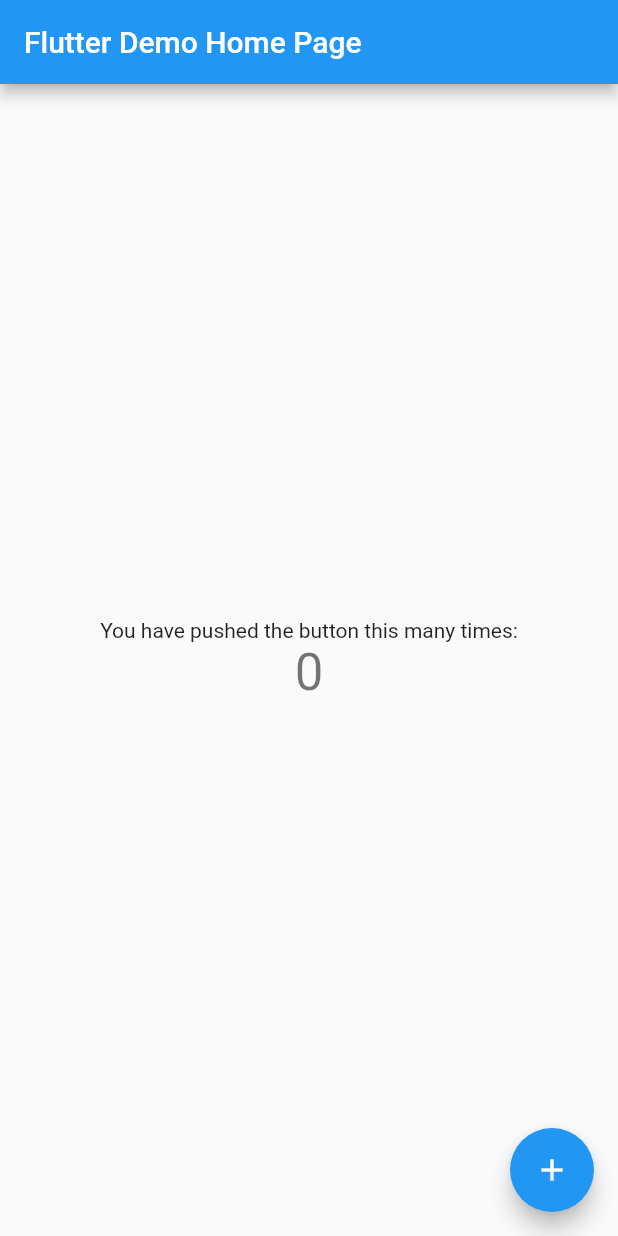
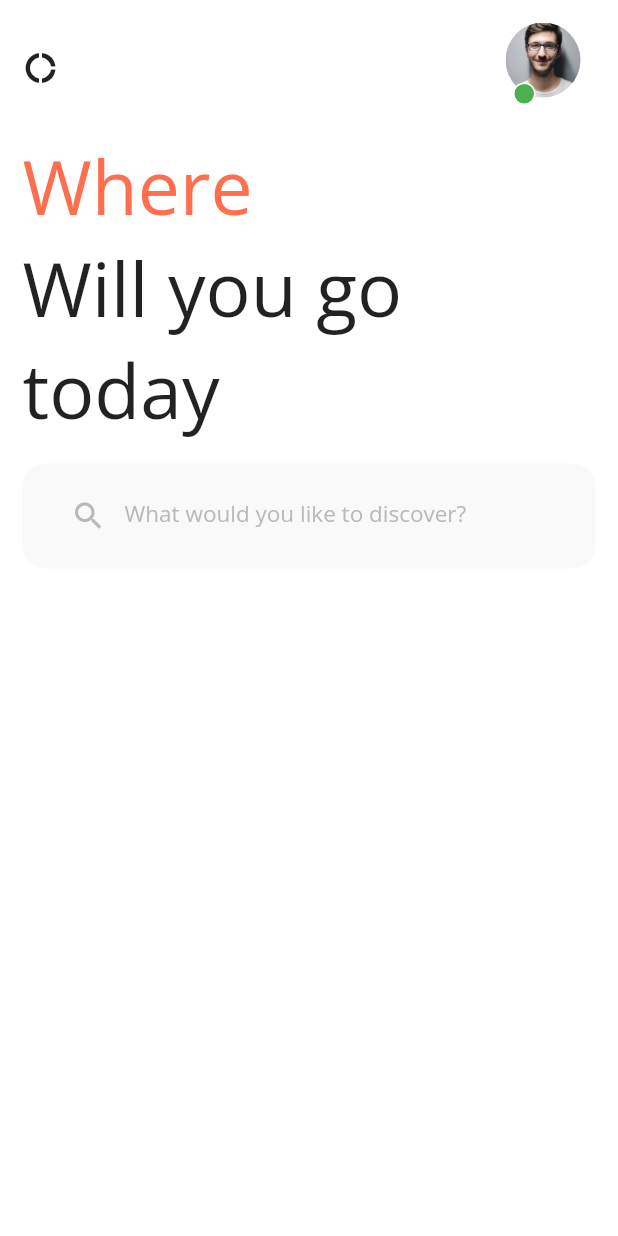
Before and after one commit to tianna1121/flutter_travel_ui, a Flutter app: the screen it shows after launch, on a phone screen of 412 x 824 dp. Run offline on Flutter 3.47's test engine with Material 2 defaults, Android fonts, the phone set to English and light mode, and no system bars.

Commit message:
add images and fonts

```diff
--- a/lib/main.dart
+++ b/lib/main.dart
@@ -3,109 +3,129 @@ import 'package:flutter/material.dart';
 void main() => runApp(MyApp());
 
 class MyApp extends StatelessWidget {
-  // This widget is the root of your application.
   @override
   Widget build(BuildContext context) {
     return MaterialApp(
-      title: 'Flutter Demo',
-      theme: ThemeData(
-        // This is the theme of your application.
-        //
-        // Try running your application with "flutter run". You'll see the
-        // application has a blue toolbar. Then, without quitting the app, try
-        // changing the primarySwatch below to Colors.green and then invoke
-        // "hot reload" (press "r" in the console where you ran "flutter run",
-        // or simply save your changes to "hot reload" in a Flutter IDE).
-        // Notice that the counter didn't reset back to zero; the application
-        // is not restarted.
-        primarySwatch: Colors.blue,
-      ),
-      home: MyHomePage(title: 'Flutter Demo Home Page'),
+      home: MyHomePage(),
+      debugShowCheckedModeBanner: false,
     );
   }
 }
 
 class MyHomePage extends StatefulWidget {
-  MyHomePage({Key key, this.title}) : super(key: key);
-
-  // This widget is the home page of your application. It is stateful, meaning
-  // that it has a State object (defined below) that contains fields that affect
-  // how it looks.
-
-  // This class is the configuration for the state. It holds the values (in this
-  // case the title) provided by the parent (in this case the App widget) and
-  // used by the build method of the State. Fields in a Widget subclass are
-  // always marked "final".
-
-  final String title;
-
   @override
   _MyHomePageState createState() => _MyHomePageState();
 }
 
 class _MyHomePageState extends State<MyHomePage> {
-  int _counter = 0;
-
-  void _incrementCounter() {
-    setState(() {
-      // This call to setState tells the Flutter framework that something has
-      // changed in this State, which causes it to rerun the build method below
-      // so that the display can reflect the updated values. If we changed
-      // _counter without calling setState(), then the build method would not be
-      // called again, and so nothing would appear to happen.
-      _counter++;
-    });
-  }
-
   @override
   Widget build(BuildContext context) {
-    // This method is rerun every time setState is called, for instance as done
-    // by the _incrementCounter method above.
-    //
-    // The Flutter framework has been optimized to make rerunning build methods
-    // fast, so that you can just rebuild anything that needs updating rather
-    // than having to individually change instances of widgets.
     return Scaffold(
-      appBar: AppBar(
-        // Here we take the value from the MyHomePage object that was created by
-        // the App.build method, and use it to set our appbar title.
-        title: Text(widget.title),
+      backgroundColor: Colors.white,
+      body: ListView(
+        children: <Widget>[
+          Padding(
+            padding: const EdgeInsets.all(15.0),
+            child: Row(
+              mainAxisAlignment: MainAxisAlignment.spaceBetween,
+              crossAxisAlignment: CrossAxisAlignment.center,
+              children: <Widget>[
+                Icon(Icons.donut_large),
+                Stack(
+                  children: <Widget>[
+                    Container(
+                      height: 60.0,
+                      width: 60.0,
                     ),
-      body: Center(
-        // Center is a layout widget. It takes a single child and positions it
-        // in the middle of the parent.
+                    Container(
+                      height: 50.0,
+                      width: 50.0,
+                      decoration: BoxDecoration(
+                          image: DecorationImage(
+                              image: AssetImage('assets/images/profilepic.jpg'),
+                              fit: BoxFit.cover),
+                          borderRadius: BorderRadius.circular(25.0)),
+                    ),
+                    Positioned(
+                      left: 5.0,
+                      top: 40.0,
+                      child: Container(
+                        height: 15.0,
+                        width: 15.0,
+                        decoration: BoxDecoration(
+                            borderRadius: BorderRadius.circular(7.5),
+                            color: Colors.green,
+                            border: Border.all(
+                                color: Colors.white,
+                                style: BorderStyle.solid,
+                                width: 1.0)),
+                      ),
+                    )
+                  ],
+                )
+              ],
+            ),
+          ),
+          Padding(
+            padding: const EdgeInsets.only(left: 15.0),
             child: Column(
-          // Column is also a layout widget. It takes a list of children and
-          // arranges them vertically. By default, it sizes itself to fit its
-          // children horizontally, and tries to be as tall as its parent.
-          //
-          // Invoke "debug painting" (press "p" in the console, choose the
-          // "Toggle Debug Paint" action from the Flutter Inspector in Android
-          // Studio, or the "Toggle Debug Paint" command in Visual Studio Code)
-          // to see the wireframe for each widget.
-          //
-          // Column has various properties to control how it sizes itself and
-          // how it positions its children. Here we use mainAxisAlignment to
-          // center the children vertically; the main axis here is the vertical
-          // axis because Columns are vertical (the cross axis would be
-          // horizontal).
-          mainAxisAlignment: MainAxisAlignment.center,
+              crossAxisAlignment: CrossAxisAlignment.start,
               children: <Widget>[
                 Text(
-              'You have pushed the button this many times:',
+                  'Where',
+                  style: TextStyle(
+                    fontFamily: 'Opensans',
+                    fontSize: 50.0,
+                    color: Color(0xFFFD6F4F),
+                  ),
                 ),
                 Text(
-              '$_counter',
-              style: Theme.of(context).textTheme.display1,
+                  'Will you go',
+                  style: TextStyle(
+                    fontFamily: 'Opensans',
+                    fontSize: 50.0,
+                  ),
+                ),
+                Text(
+                  'today',
+                  style: TextStyle(
+                    fontFamily: 'Opensans',
+                    fontSize: 50.0,
+                  ),
                 ),
               ],
             ),
           ),
-      floatingActionButton: FloatingActionButton(
-        onPressed: _incrementCounter,
-        tooltip: 'Increment',
-        child: Icon(Icons.add),
-      ), // This trailing comma makes auto-formatting nicer for build methods.
+          Padding(
+            padding: const EdgeInsets.all(15.0),
+            child: Container(
+              padding: EdgeInsets.only(left: 20.0),
+              height: 70.0,
+              decoration: BoxDecoration(
+                borderRadius: BorderRadius.circular(15.0),
+                color: Color(0xFFF9F9F9),
+              ),
+              child: Center(
+                child: TextField(
+                  decoration: InputDecoration(
+                    border: InputBorder.none,
+                    prefixIcon: Icon(
+                      Icons.search,
+                      color: Colors.grey.withOpacity(0.7),
+                    ),
+                    hintText: 'What would you like to discover?',
+                    hintStyle: TextStyle(
+                      fontFamily: 'Opensans',
+                      fontSize: 15.0,
+                      color: Colors.grey.withOpacity(0.7),
+                    ),
+                  ),
+                ),
+              ),
+            ),
+          )
+        ],
+      ),
     );
   }
 }
```
Also changed, not shown: pubspec.yaml (+6 -11 lines), assets/fonts/OpenSans-Bold.ttf (added), assets/fonts/OpenSans-BoldItalic.ttf (added), assets/fonts/OpenSans-ExtraBold.ttf (added), assets/fonts/OpenSans-ExtraBoldItalic.ttf (added), assets/fonts/OpenSans-Light.ttf (added), assets/fonts/OpenSans-LightItalic.ttf (added), assets/fonts/OpenSans-Regular.ttf (added), assets/fonts/OpenSans-RegularItalic.ttf (added), assets/fonts/OpenSans-SemiBold.ttf (added), assets/fonts/OpenSans-SemiBoldItalic.ttf (added), assets/images/fishing.jpg (added), assets/images/kathmandu.jpg (added), assets/images/mountain.jpg (added), 1 more files. Lines whose indentation alone changed are shown as unchanged.
